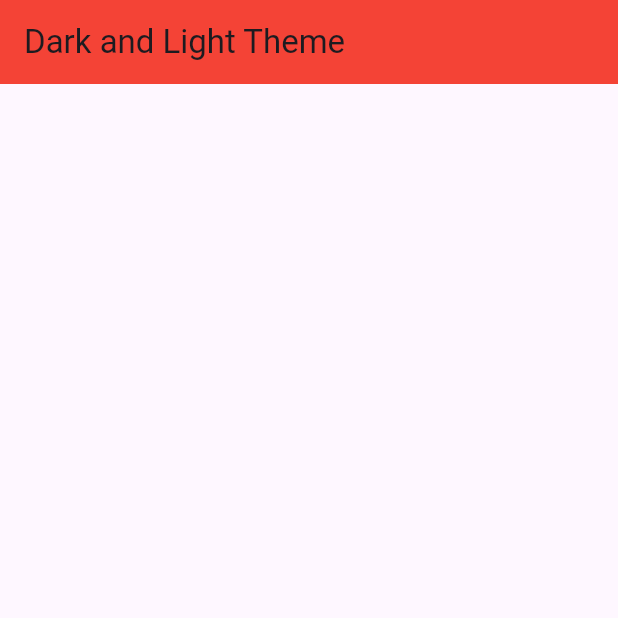
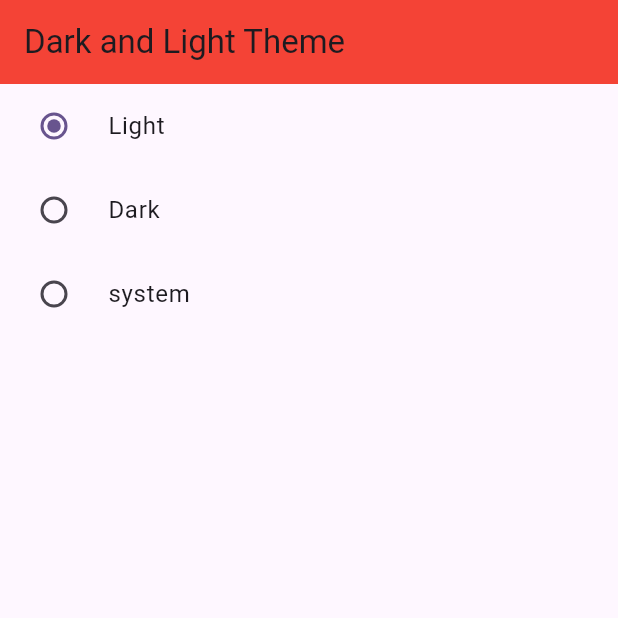
Before and after one commit to Qariziaullahkhan/light-theme-and-dark-theme, a Flutter app: the screen it shows after launch, on a phone screen of 412 x 824 dp, the top half of it. Run offline on Flutter 3.47's test engine with Material 3 defaults, Android fonts, the phone set to English and light mode, and no system bars.

Commit message:
we use the statemanagement providers in flutter

```diff
--- a/lib/main.dart
+++ b/lib/main.dart
@@ -1,11 +1,8 @@
 import 'package:flutter/material.dart';
 import 'package:provider/provider.dart';
-import 'package:theme/providers/Theme_provider';
-import 'package:theme/providers/Theme_provider';
-import 'package:theme/providers/Theme_provider';
+import 'package:theme/providers/themeprovide.dart';
 import 'package:theme/views/Dark_theme_screen.dart';
-
-import 'providers/Theme_provider';
+import 'providers/themeprovide.dart';
 
 void main() {
   runApp(const MyApp());
@@ -21,16 +18,26 @@ class MyApp extends StatelessWidget {
       providers: [
         ChangeNotifierProvider(create: (_)=> ThemeChanger()),
       ],
-      child: MaterialApp(
+      child:Builder(builder: (BuildContext context){
+        final themechanger =Provider.of<ThemeChanger>(context);
+        return  MaterialApp(
           debugShowCheckedModeBanner: false,
           title: 'Flutter Demo',
+          themeMode:themechanger.themeMode,
           theme: ThemeData(
-
+            brightness: Brightness.light,
             colorScheme: ColorScheme.fromSeed(seedColor: Colors.deepPurple),
             useMaterial3: true,
           ),
+          darkTheme: ThemeData(
+            brightness: Brightness.dark,
+            appBarTheme:const AppBarTheme(
+              backgroundColor: Colors.teal
+            ),
+          ),
           home: const Darkthemscreen(),
-      ),
+        );
+      })
     );
   }
 }
--- /dev/null
+++ b/lib/providers/themeprovide.dart
@@ -0,0 +1,13 @@
+import 'package:flutter/cupertino.dart';
+import 'package:flutter/material.dart';
+import 'package:provider/provider.dart';
+
+class ThemeChanger with ChangeNotifier{
+  var _thememode = ThemeMode.light;
+  ThemeMode get themeMode => _thememode;
+  void settheme(themeMode){
+    _thememode = themeMode;
+    notifyListeners();
+  }
+
+}
--- a/lib/views/Dark_theme_screen.dart
+++ b/lib/views/Dark_theme_screen.dart
@@ -1,4 +1,10 @@
 import 'package:flutter/material.dart';
+import 'package:provider/provider.dart';
+import 'package:theme/providers/themeprovide.dart';
+import 'package:theme/providers/themeprovide.dart';
+import 'package:theme/providers/themeprovide.dart';
+
+import '../providers/themeprovide.dart';
 
 class Darkthemscreen extends StatefulWidget {
   const Darkthemscreen({super.key});
@@ -10,10 +16,31 @@ class Darkthemscreen extends StatefulWidget {
 class _DarkthemscreenState extends State<Darkthemscreen> {
   @override
   Widget build(BuildContext context) {
+    final themechanger = Provider.of<ThemeChanger>(context);
+
     return Scaffold(
-      appBar:  AppBar(
+      appBar: AppBar(
         backgroundColor: Colors.red,
         title: const Text("Dark and Light Theme"),
+      ),
+      body: Column(
+        children: [
+          RadioListTile<ThemeMode>(
+            title: const Text("Light"),
+              value: ThemeMode.light,
+              groupValue: themechanger.themeMode,
+              onChanged: themechanger.settheme),
+          RadioListTile<ThemeMode>(
+              title: const Text("Dark"),
+              value: ThemeMode.dark,
+              groupValue: themechanger.themeMode,
+              onChanged: themechanger.settheme),
+          RadioListTile<ThemeMode>(
+              title: const Text("system"),
+              value: ThemeMode.system,
+              groupValue: themechanger.themeMode,
+              onChanged: themechanger.settheme),
+        ],
       ),
     );
   }
```
Lines whose indentation alone changed are shown as unchanged.
